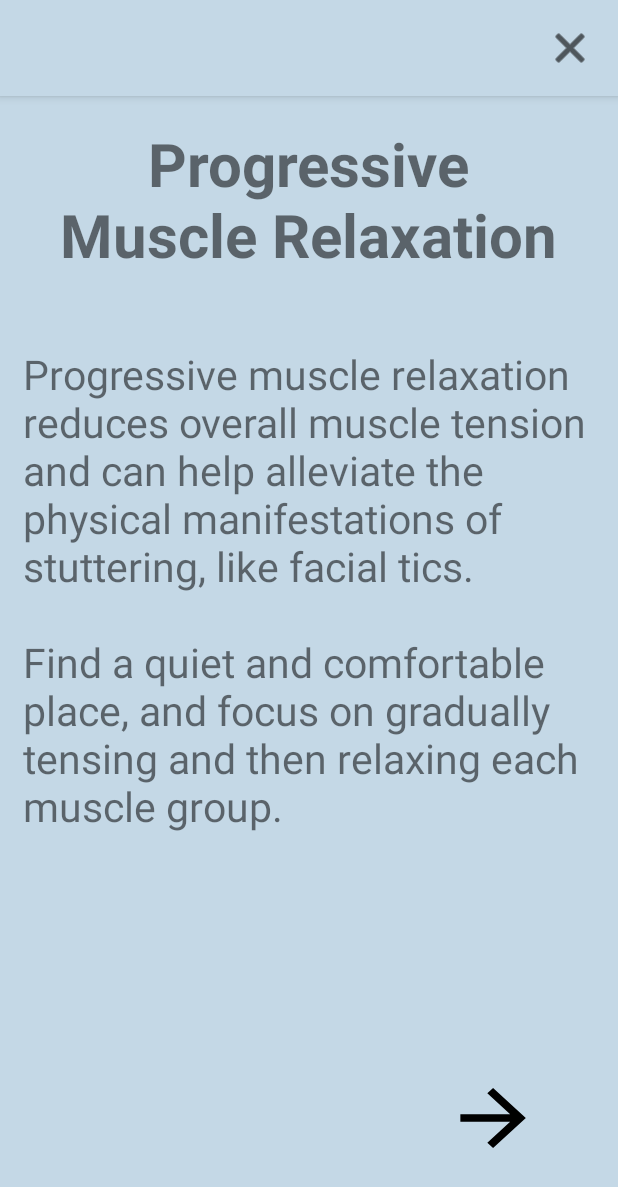
After one commit to Rosscrowley/FinalYearProject, an Android app: the ProgressiveMuscleRelaxationInfoPage screen opened directly, with no data from a screen before it, on a phone screen of 412 x 824 dp. The commit adds this screen. Shown: the top 1187 px of the screen. Run offline under Robolectric (Android 15) with nearby library versions, the phone set to English and light mode, and no system bars.

Commit message:
Added-info-pages

```diff
--- /dev/null
+++ b/app/src/main/java/com/example/finalyearproject/ProgressiveMuscleRelaxationInfoPage.kt
@@ -0,0 +1,26 @@
+package com.example.finalyearproject
+
+import android.content.Intent
+import android.os.Bundle
+import android.widget.ImageButton
+import androidx.appcompat.app.AppCompatActivity
+
+class ProgressiveMuscleRelaxationInfoPage : AppCompatActivity()  {
+
+    override fun onCreate(savedInstanceState: Bundle?) {
+        super.onCreate(savedInstanceState)
+        setContentView(R.layout.activity_progress_muscle_info)
+
+        val nextButton: ImageButton = findViewById(R.id.nextButton)
+        nextButton.setOnClickListener {
+            val intent = Intent(this@ProgressiveMuscleRelaxationInfoPage, ProgressiveMuscleExerciseActivity::class.java)
+            startActivity(intent)
+        }
+
+        val closeButton: ImageButton = findViewById(R.id.closeButton)
+        closeButton.setOnClickListener {
+            val intent = Intent(this@ProgressiveMuscleRelaxationInfoPage, ExercisesActivity::class.java)
+            startActivity(intent)
+        }
+    }
+}
--- /dev/null
+++ b/app/src/main/res/layout/activity_progress_muscle_info.xml
@@ -0,0 +1,89 @@
+<?xml version="1.0" encoding="utf-8"?>
+<androidx.constraintlayout.widget.ConstraintLayout xmlns:android="http://schemas.android.com/apk/res/android"
+    xmlns:app="http://schemas.android.com/apk/res-auto"
+    xmlns:tools="http://schemas.android.com/tools"
+    android:layout_width="match_parent"
+    android:layout_height="match_parent"
+    android:background="@color/light_blue">
+
+    <com.google.android.material.appbar.AppBarLayout
+        android:id="@+id/appBarLayout"
+        android:layout_width="match_parent"
+        android:layout_height="wrap_content"
+        android:theme="@style/ThemeOverlay.AppCompat.Dark.ActionBar"
+        app:layout_constraintEnd_toEndOf="parent"
+        app:layout_constraintTop_toTopOf="parent">
+
+        <androidx.constraintlayout.widget.ConstraintLayout
+            android:id="@+id/toolbar"
+            android:layout_width="match_parent"
+            android:layout_height="match_parent"
+            android:background="@color/light_blue"
+            android:gravity="center"
+            app:layout_constraintBottom_toBottomOf="parent"
+            app:layout_constraintEnd_toEndOf="parent"
+            app:layout_constraintHorizontal_bias="0.5"
+            app:layout_constraintStart_toStartOf="parent"
+            app:layout_constraintTop_toTopOf="parent"
+            app:layout_constraintVertical_bias="0.5">
+
+
+            <!-- Close Button on the right side of the Toolbar -->
+            <ImageButton
+                android:id="@+id/closeButton"
+                android:layout_width="wrap_content"
+                android:layout_height="wrap_content"
+                android:background="?attr/selectableItemBackground"
+                android:contentDescription="close"
+                android:padding="16dp"
+                android:src="@android:drawable/ic_menu_close_clear_cancel"
+                app:layout_constraintEnd_toEndOf="parent"
+                app:layout_constraintTop_toTopOf="parent"
+                app:tint="@android:color/black" />
+
+        </androidx.constraintlayout.widget.ConstraintLayout>
+
+    </com.google.android.material.appbar.AppBarLayout>
+
+    <ImageButton
+        android:id="@+id/nextButton"
+        android:layout_width="83dp"
+        android:layout_height="77dp"
+        android:background="@color/light_blue"
+        android:contentDescription="Next Button"
+        app:layout_constraintBottom_toBottomOf="parent"
+        app:layout_constraintEnd_toEndOf="parent"
+        app:layout_constraintHorizontal_bias="0.865"
+        app:layout_constraintStart_toStartOf="parent"
+        app:layout_constraintTop_toTopOf="parent"
+        app:layout_constraintVertical_bias="0.946"
+        app:srcCompat="@drawable/next_arrow_icon" />
+
+    <TextView
+        android:id="@+id/textView2"
+        android:layout_width="338dp"
+        android:layout_height="112dp"
+        android:text="Progressive Muscle Relaxation"
+        android:textAlignment="center"
+        android:textSize="40sp"
+        android:textStyle="bold"
+        app:layout_constraintBottom_toTopOf="@+id/nextButton"
+        app:layout_constraintEnd_toEndOf="parent"
+        app:layout_constraintHorizontal_bias="0.493"
+        app:layout_constraintStart_toStartOf="parent"
+        app:layout_constraintTop_toTopOf="parent"
+        app:layout_constraintVertical_bias="0.138" />
+
+    <TextView
+        android:id="@+id/textView3"
+        android:layout_width="382dp"
+        android:layout_height="439dp"
+        android:text="@string/progressive_muscle_relaxation_info"
+        android:textSize="27sp"
+        app:layout_constraintBottom_toTopOf="@+id/nextButton"
+        app:layout_constraintEnd_toEndOf="parent"
+        app:layout_constraintHorizontal_bias="0.5"
+        app:layout_constraintStart_toStartOf="parent"
+        app:layout_constraintTop_toBottomOf="@+id/textView2"
+        app:layout_constraintVertical_bias="0.5" />
+</androidx.constraintlayout.widget.ConstraintLayout>
--- a/app/src/main/res/values/strings.xml
+++ b/app/src/main/res/values/strings.xml
@@ -4,4 +4,6 @@
     <string name="daf_desc">Delayed Auditory Feedback, is a type of altered auditory feedback that consists of extending the time between speech and auditory perception. It can consist of a device that enables a user to speak into a microphone and then hear their voice in headphones a fraction of a second later</string>
     <string name="syll_count_info">Select the correct number of syllables for the word show on screen, your score out of 10 will be saved!</string>
     <string name="ton_twist_info">Select a tongue twister to listen to and to try yourself! The list of tongue twisters has been tailored to you to you, putting the tongue twisters that contain your feared sounds towards the top!</string>
+    <string name="breathing_exercise_info">Diaphragmatic breathing can be used as a tool to relax articulators and reduce stress.\n\nFollow the onscreen instructions. Sit comfortably and place one hand on your chest and the other on your belly. Breathe in slowly through your nose, ensuring your belly rises more than your chest. Exhale slowly through the mouth.</string>
+    <string name="progressive_muscle_relaxation_info">Progressive muscle relaxation reduces overall muscle tension and can help alleviate the physical manifestations of stuttering, like facial tics. \n\nFind a quiet and comfortable place, and focus on gradually tensing and then relaxing each muscle group. </string>
 </resources>
```
Also changed, not shown: app/src/main/AndroidManifest.xml (+9 -0 lines), app/src/main/java/com/example/finalyearproject/BreathingExerciseInfoPage.kt (added, +29 -0 lines), app/src/main/java/com/example/finalyearproject/ExercisesActivity.kt (+7 -2 lines), app/src/main/java/com/example/finalyearproject/MainActivity.kt (+3 -30 lines), app/src/main/res/layout/breathing_exer_info_page.xml (added, +89 -0 lines).
